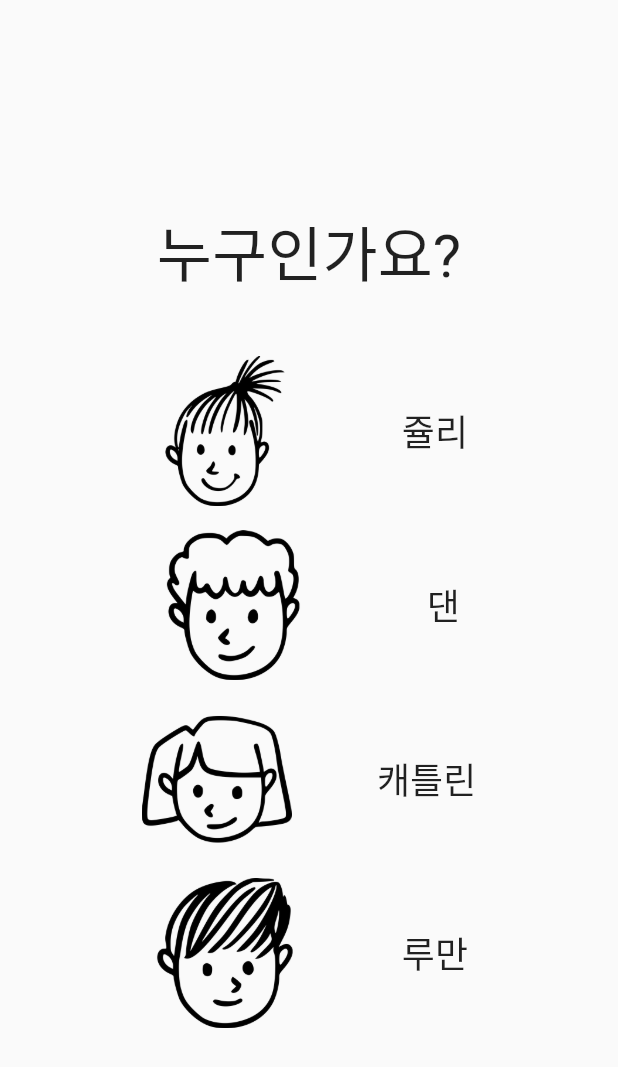
After one commit to whitegroundTeam/snowrun_app, a Flutter app: the screen it shows after launch, after a tap on "로그인", on a phone screen of 412 x 824 dp. The commit adds this screen. Shown: the top 1067 px of the screen. Run offline on Flutter 3.47's test engine with Material 2 defaults, Android fonts, the phone set to English and light mode, and no system bars; our stand-ins replace dartz, flutter_secure_storage, freezed_annotation, geolocator, go_router; missing offline and left inert: mapbox_maps_flutter; generated files the repository leaves out were written again.

Commit message:
워크샵 토큰 로그인 전용 페이지

```diff
--- a/lib/presentation/home/home_page.dart
+++ b/lib/presentation/home/home_page.dart
@@ -1,6 +1,9 @@
-import 'package:flutter/cupertino.dart';
+import 'dart:convert';
+
 import 'package:flutter/material.dart';
 import 'package:go_router/go_router.dart';
+import 'package:http/http.dart' as http;
+import 'package:flutter_secure_storage/flutter_secure_storage.dart';
 
 class HomePage extends StatefulWidget{
   const HomePage({super.key});
@@ -9,13 +12,63 @@ class HomePage extends StatefulWidget{
   State createState() => HomePageState();
 }
 
+
 class HomePageState extends State<HomePage>{
+  final _formKey = GlobalKey<FormState>();
+  final _nameController = TextEditingController();
+  final _passwordController = TextEditingController();
+  final _storage = const FlutterSecureStorage();
+
   @override
   Widget build(BuildContext context) {
     return Scaffold(
       body:
           Center(
-            child: GestureDetector(
+            child: Column(
+              mainAxisAlignment: MainAxisAlignment.center,
+              children: [
+                Container(
+                  height: 200,
+                  width: 300,
+                  child: Column(
+                    children: [
+                      // TextFormField(
+                      //   controller: _nameController,
+                      //   decoration: const InputDecoration(labelText: '이름'),
+                      //   validator: (value){
+                      //     if(value!.isEmpty) {
+                      //       return '이름을 입력해 주세요';
+                      //     }
+                      //     return null;
+                      //   },
+                      // ),
+                      // TextFormField(
+                      //   controller: _passwordController,
+                      //   decoration: const InputDecoration(labelText: '비밀번호'),
+                      //   validator: (value){
+                      //     if(value!.isEmpty) {
+                      //       return '비밀번호를 입력해 주세요';
+                      //     }
+                      //     return null;
+                      //   },
+                      //   obscureText: true,
+                      // ),
+                      const SizedBox(height: 12,),
+                      ElevatedButton(
+                          onPressed: (){
+                            // if(_formKey.currentState!.validate()){
+                            //   _login();
+                            // }
+                            context.go('/login');
+                          },
+                          child: const Text('로그인')
+                      ),
+                    ],
+                  ),
+                ),
+
+                const SizedBox(height: 100,),
+                GestureDetector(
                   onTap: (){
                     context.go('/recording');
                   },
@@ -29,6 +82,8 @@ class HomePageState extends State<HomePage>{
                     ),
                     child: const Icon(Icons.play_arrow, size:80 ,color: Colors.white,),
                   ),
+                ),
+              ],
             ),
           )
           // const SliverAppBar(
@@ -65,4 +120,32 @@ class HomePageState extends State<HomePage>{
       // ),
     );
   }
+
+  Future<void> _login() async {
+    final response = await http.post(
+      Uri.parse('https://서버url'),
+      headers: <String, String>{
+        'Content-Type': 'application/json; charset=UTF-8',
+      },
+      body: jsonEncode(<String, String>{
+        'name': _nameController.text,
+        'password': _passwordController.text,
+      }),
+    );
+
+    if (response.statusCode == 200) {
+      // If server returns an OK response, parse the token
+      var token = jsonDecode(response.body)['token'];
+      await _storage.write(key: 'auth_token', value: token);
+      context.go('/');
+    } else {
+      // If response was not OK, show error message
+      ScaffoldMessenger.of(context).showSnackBar(
+        SnackBar(
+          content: Text('로그인 실패'),
+        ),
+      );
     }
+  }
+
+}
--- /dev/null
+++ b/lib/presentation/home/login_page.dart
@@ -0,0 +1,109 @@
+import 'package:flutter/cupertino.dart';
+import 'package:flutter/material.dart';
+import 'package:go_router/go_router.dart';
+
+class LoginPage extends StatefulWidget{
+  const LoginPage({super.key});
+
+  @override
+  State createState() => LoginPageState();
+}
+
+class LoginPageState extends State<LoginPage>{
+  @override
+  Widget build(BuildContext context) {
+    return Scaffold(
+      body: Center(
+        child: Column(
+          mainAxisAlignment: MainAxisAlignment.center,
+          crossAxisAlignment: CrossAxisAlignment.center,
+          children: [
+            const Text('누구인가요?', style: TextStyle(fontSize: 40),),
+            const SizedBox(height: 40,),
+            GestureDetector(
+              onTap: (){
+
+              },
+              child: Container(
+                decoration: BoxDecoration(
+                  borderRadius: BorderRadius.circular(12)
+                ),
+                height: 100,
+                width: 280,
+                child: Row(
+                  mainAxisAlignment: MainAxisAlignment.spaceAround,
+                  children: [
+                    Image.asset('assets/pngs/julie_avatar.png'),
+                    const Text('쥴리', style: TextStyle(fontSize: 24),)
+                  ],
+                ),
+              ),
+            ),
+            const SizedBox(height: 16,),
+            GestureDetector(
+              onTap: (){
+
+              },
+              child: Container(
+                decoration: BoxDecoration(
+
+                    borderRadius: BorderRadius.circular(12)
+                ),
+                height: 100,
+                width: 280,
+                child: Row(
+                  mainAxisAlignment: MainAxisAlignment.spaceAround,
+                  children: [
+                    Image.asset('assets/pngs/dan_avatar.png'),
+                    const Text('댄', style: TextStyle(fontSize: 24),)
+                  ],
+                ),
+              ),
+            ),
+            const SizedBox(height: 16,),
+            GestureDetector(
+              onTap: (){
+
+              },
+              child: Container(
+                decoration: BoxDecoration(
+                    borderRadius: BorderRadius.circular(12)
+                ),
+                height: 100,
+                width: 280,
+                child: Row(
+                  mainAxisAlignment: MainAxisAlignment.spaceAround,
+                  children: [
+                    Image.asset('assets/pngs/kathlyn_avatar.png'),
+                    const Text('캐틀린', style: TextStyle(fontSize: 24),)
+                  ],
+                ),
+              ),
+            ),
+            const SizedBox(height: 16,),
+            GestureDetector(
+              onTap: (){
+
+              },
+              child: Container(
+                decoration: BoxDecoration(
+
+                    borderRadius: BorderRadius.circular(12)
+                ),
+                height: 100,
+                width: 280,
+                child: Row(
+                  mainAxisAlignment: MainAxisAlignment.spaceAround,
+                  children: [
+                    Image.asset('assets/pngs/luman_avatar.png'),
+                    const Text('루만', style: TextStyle(fontSize: 24),)
+                  ],
+                ),
+              ),
+            ),
+          ],
+        ),
+      )
+    );
+  }
+}
--- a/lib/presentation/record/recording_page.dart
+++ b/lib/presentation/record/recording_page.dart
@@ -30,7 +30,7 @@ class RecordingPageState extends State<RecordingPage> {
     mapboxMap.annotations.createPointAnnotationManager().then((value) async {
       pointAnnotationManager = value;
       final ByteData bytes =
-      await rootBundle.load('assets/pngs/marker.png');
+      await rootBundle.load('assets/pngs/snowrun_icon.png');
       final Uint8List list = bytes.buffer.asUint8List();
       createOneAnnotation(list);
     });
@@ -46,7 +46,7 @@ class RecordingPageState extends State<RecordingPage> {
                 positionMarkers[i]).toJson(),
             textField: markerNames[i],
             textOffset: [0.0, -2.0],
-            iconSize: 0.2,
+            iconSize: 0.5,
             iconOffset: [0.0, -5.0],
             symbolSortKey: 10,
             image: list))
--- a/lib/routes/router.dart
+++ b/lib/routes/router.dart
@@ -1,6 +1,7 @@
 import 'package:flutter/material.dart';
 import 'package:go_router/go_router.dart';
 import 'package:snowrun_app/presentation/home/home_page.dart';
+import 'package:snowrun_app/presentation/home/login_page.dart';
 import 'package:snowrun_app/presentation/record/recording_page.dart';
 import 'package:snowrun_app/presentation/record/result_page.dart';
 
@@ -24,6 +25,12 @@ final GoRouter router = GoRouter(
             return const ResultPage();
           },
         ),
+        GoRoute(
+          path: 'login',
+          builder: (BuildContext context, GoRouterState state) {
+            return const LoginPage();
+          },
+        ),
       ],
     ),
   ],
```
Also changed, not shown: lib/domain/core/errors.dart (added, +20 -0 lines), lib/domain/core/failures.dart (added, +55 -0 lines), lib/domain/core/network_failure.dart (added, +14 -0 lines), lib/domain/core/value_objects.dart (added, +140 -0 lines), lib/domain/core/value_validators.dart (added, +92 -0 lines), lib/presentation/home/auth_api.dart (added, +42 -0 lines), lib/presentation/home/base_api.dart (added, +11 -0 lines), pubspec.yaml (+24 -4 lines), assets/pngs/dan_avatar.png (added), assets/pngs/julie_avatar.png (added), assets/pngs/kathlyn_avatar.png (added), assets/pngs/luman_avatar.png (added), assets/pngs/snowrun_icon.png (added), lib/infrastructure/users/users_dtos.dart (added), 2 more files, 1 other file. Lines whose indentation alone changed are shown as unchanged.
